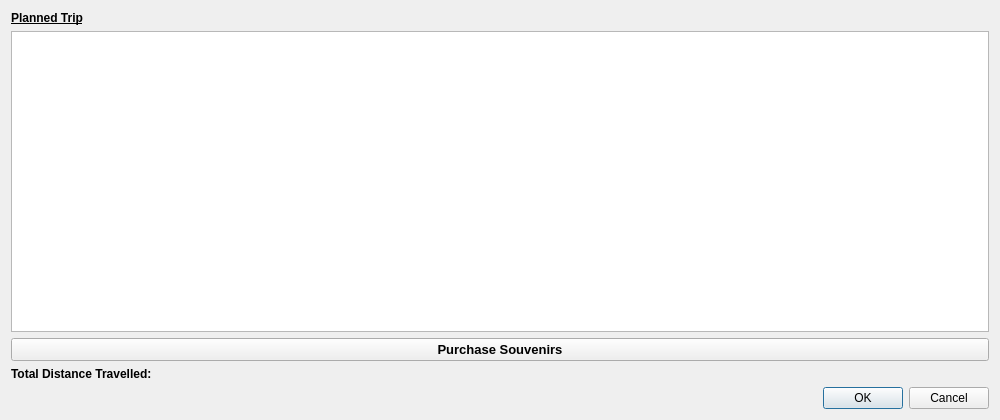
This is tripdisplay.ui in bbisuna0/CS1D_baseball as Qt 5 draws it before an edit. The edited form follows.
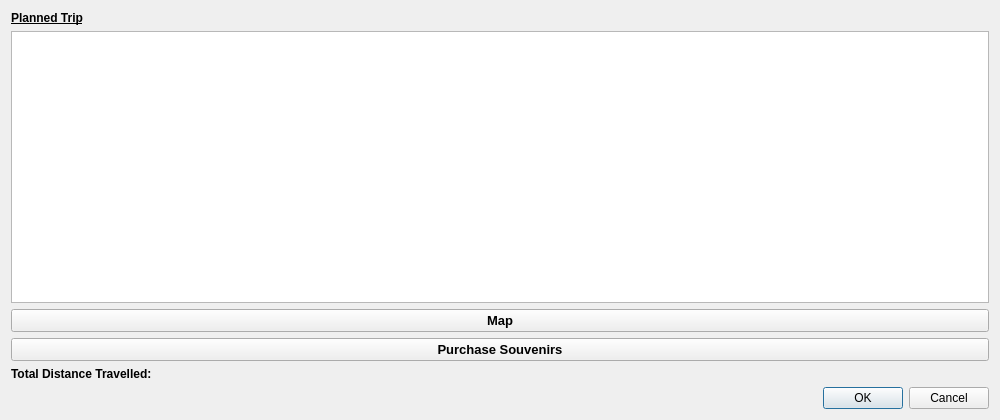
This is the edited form.

Commit message: fixed scroll buttons on team edit to persist changes

Diff of the .ui file:
```diff
--- a/tripdisplay.ui
+++ b/tripdisplay.ui
@@ -45,6 +45,19 @@
    <item>
     <widget class="QTableView" name="tableView"/>
    </item>
+   <item>
+    <widget class="QPushButton" name="pbMap">
+     <property name="font">
+      <font>
+       <pointsize>10</pointsize>
+       <bold>true</bold>
+      </font>
+     </property>
+     <property name="text">
+      <string>Map</string>
+     </property>
+    </widget>
+   </item>
    <item>
     <widget class="QPushButton" name="saddlebackPB">
      <property name="font">
```
The commit also changes 1 other file.
